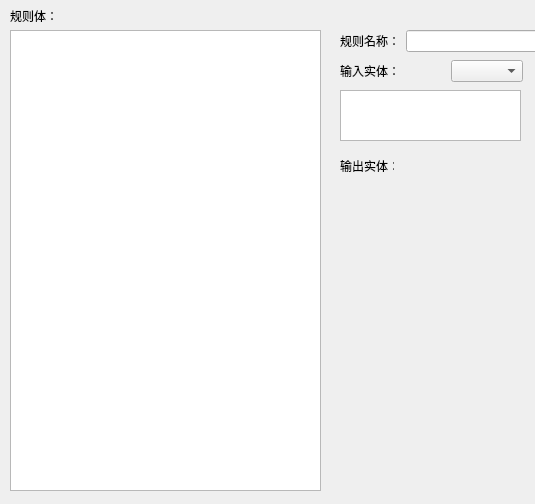
Qt form dialog/dialogrule/dialogruleedit.ui (wushuangabao/ClothingPatternDesignSystem) before a commit.
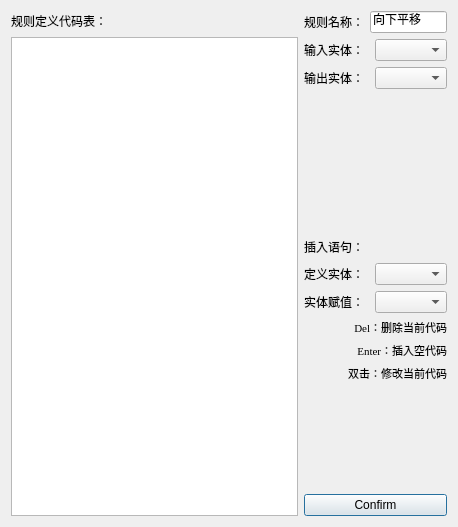
The same form after that commit.

Commit message: update: 参数定义进度40%

Patch:
```diff
--- a/dialog/dialogrule/dialogruleedit.ui
+++ b/dialog/dialogrule/dialogruleedit.ui
@@ -6,68 +6,72 @@
    <rect>
     <x>0</x>
     <y>0</y>
-    <width>535</width>
-    <height>504</height>
+    <width>458</width>
+    <height>527</height>
    </rect>
   </property>
   <property name="windowTitle">
    <string>制板规则编辑器</string>
   </property>
-  <widget class="QListView" name="listView">
-   <property name="geometry">
-    <rect>
-     <x>10</x>
-     <y>30</y>
-     <width>311</width>
-     <height>461</height>
-    </rect>
-   </property>
-  </widget>
+  <layout class="QHBoxLayout" name="layoutDialog" stretch="2,1">
+   <item>
+    <layout class="QVBoxLayout" name="verticalLayout_2">
+     <item>
+      <layout class="QHBoxLayout" name="horizontalLayout_7">
+       <item>
   <widget class="QLabel" name="label">
-   <property name="geometry">
-    <rect>
-     <x>10</x>
-     <y>10</y>
-     <width>54</width>
-     <height>12</height>
-    </rect>
-   </property>
    <property name="text">
-    <string>规则体：</string>
-   </property>
-  </widget>
-  <widget class="QLabel" name="label_4">
-   <property name="geometry">
-    <rect>
-     <x>340</x>
-     <y>160</y>
-     <width>54</width>
-     <height>12</height>
-    </rect>
-   </property>
+          <string>规则定义代码表：</string>
+         </property>
+        </widget>
+       </item>
+       <item>
+        <spacer name="horizontalSpacer_5">
+         <property name="orientation">
+          <enum>Qt::Horizontal</enum>
+         </property>
+         <property name="sizeHint" stdset="0">
+          <size>
+           <width>40</width>
+           <height>20</height>
+          </size>
+         </property>
+        </spacer>
+       </item>
+      </layout>
+     </item>
+     <item>
+      <widget class="QListView" name="listView"/>
+     </item>
+    </layout>
+   </item>
+   <item>
+    <layout class="QVBoxLayout" name="verticalLayout" stretch="1,1,1,8,1,1,1,0,0,0,6,1">
+     <item>
+      <layout class="QHBoxLayout" name="horizontalLayout_2">
+       <item>
+        <widget class="QLabel" name="label_2">
    <property name="text">
-    <string>输出实体：</string>
-   </property>
-  </widget>
-  <widget class="QTextEdit" name="textEdit">
-   <property name="geometry">
-    <rect>
-     <x>340</x>
-     <y>90</y>
-     <width>181</width>
-     <height>51</height>
-    </rect>
-   </property>
-  </widget>
-  <widget class="QWidget" name="">
-   <property name="geometry">
-    <rect>
-     <x>340</x>
-     <y>60</y>
-     <width>183</width>
-     <height>22</height>
-    </rect>
-   </property>
+          <string>规则名称：</string>
+         </property>
+        </widget>
+       </item>
+       <item>
+        <widget class="QLineEdit" name="lineEdit">
+         <property name="maximumSize">
+          <size>
+           <width>120</width>
+           <height>16777215</height>
+          </size>
+         </property>
+         <property name="text">
+          <string>向下平移</string>
+         </property>
+        </widget>
+       </item>
+      </layout>
+     </item>
+     <item>
    <layout class="QHBoxLayout" name="horizontalLayout">
     <item>
      <widget class="QLabel" name="label_3">
@@ -90,32 +94,202 @@
      </spacer>
     </item>
     <item>
-     <widget class="QComboBox" name="comboBox"/>
-    </item>
-   </layout>
-  </widget>
-  <widget class="QWidget" name="">
-   <property name="geometry">
-    <rect>
-     <x>340</x>
-     <y>30</y>
-     <width>201</width>
-     <height>22</height>
-    </rect>
-   </property>
-   <layout class="QHBoxLayout" name="horizontalLayout_2">
+        <widget class="QComboBox" name="comboBoxInput">
+         <property name="editable">
+          <bool>false</bool>
+         </property>
+        </widget>
+       </item>
+      </layout>
+     </item>
+     <item>
+      <layout class="QHBoxLayout" name="horizontalLayout_3">
+       <item>
+        <widget class="QLabel" name="label_4">
+         <property name="text">
+          <string>输出实体：</string>
+         </property>
+        </widget>
+       </item>
+       <item>
+        <widget class="QComboBox" name="comboBoxOutput">
+         <property name="editable">
+          <bool>false</bool>
+         </property>
+        </widget>
+       </item>
+      </layout>
+     </item>
     <item>
-     <widget class="QLabel" name="label_2">
+      <spacer name="verticalSpacer">
+       <property name="orientation">
+        <enum>Qt::Vertical</enum>
+       </property>
+       <property name="sizeHint" stdset="0">
+        <size>
+         <width>20</width>
+         <height>40</height>
+        </size>
+       </property>
+      </spacer>
+     </item>
+     <item>
+      <layout class="QHBoxLayout" name="horizontalLayout_5">
+       <item>
+        <widget class="QLabel" name="label_5">
       <property name="text">
-       <string>规则名称：</string>
+          <string>插入语句：</string>
       </property>
      </widget>
     </item>
     <item>
-     <widget class="QLineEdit" name="lineEdit"/>
-    </item>
-   </layout>
-  </widget>
+        <spacer name="horizontalSpacer_3">
+         <property name="orientation">
+          <enum>Qt::Horizontal</enum>
+         </property>
+         <property name="sizeHint" stdset="0">
+          <size>
+           <width>40</width>
+           <height>20</height>
+          </size>
+         </property>
+        </spacer>
+       </item>
+      </layout>
+     </item>
+     <item>
+      <layout class="QHBoxLayout" name="horizontalLayout_4">
+       <item>
+        <widget class="QLabel" name="label_6">
+         <property name="text">
+          <string>定义实体：</string>
+         </property>
+        </widget>
+       </item>
+       <item>
+        <spacer name="horizontalSpacer_2">
+         <property name="orientation">
+          <enum>Qt::Horizontal</enum>
+         </property>
+         <property name="sizeHint" stdset="0">
+          <size>
+           <width>37</width>
+           <height>17</height>
+          </size>
+         </property>
+        </spacer>
+       </item>
+       <item>
+        <widget class="QComboBox" name="comboBoxDefine">
+         <property name="editable">
+          <bool>false</bool>
+         </property>
+        </widget>
+       </item>
+      </layout>
+     </item>
+     <item>
+      <layout class="QHBoxLayout" name="horizontalLayout_6">
+       <item>
+        <widget class="QLabel" name="label_7">
+         <property name="text">
+          <string>实体赋值：</string>
+         </property>
+        </widget>
+       </item>
+       <item>
+        <spacer name="horizontalSpacer_4">
+         <property name="orientation">
+          <enum>Qt::Horizontal</enum>
+         </property>
+         <property name="sizeHint" stdset="0">
+          <size>
+           <width>34</width>
+           <height>14</height>
+          </size>
+         </property>
+        </spacer>
+       </item>
+       <item>
+        <widget class="QComboBox" name="comboBoxAssign">
+         <property name="editable">
+          <bool>false</bool>
+         </property>
+        </widget>
+       </item>
+      </layout>
+     </item>
+     <item>
+      <widget class="QLabel" name="label_8">
+       <property name="font">
+        <font>
+         <family>Times New Roman</family>
+         <pointsize>8</pointsize>
+        </font>
+       </property>
+       <property name="text">
+        <string>Del：删除当前代码</string>
+       </property>
+       <property name="alignment">
+        <set>Qt::AlignRight|Qt::AlignTrailing|Qt::AlignVCenter</set>
+       </property>
+      </widget>
+     </item>
+     <item>
+      <widget class="QLabel" name="label_9">
+       <property name="font">
+        <font>
+         <family>Times New Roman</family>
+         <pointsize>8</pointsize>
+        </font>
+       </property>
+       <property name="text">
+        <string>Enter：插入空代码</string>
+       </property>
+       <property name="alignment">
+        <set>Qt::AlignRight|Qt::AlignTrailing|Qt::AlignVCenter</set>
+       </property>
+      </widget>
+     </item>
+     <item>
+      <widget class="QLabel" name="label_10">
+       <property name="font">
+        <font>
+         <family>Times New Roman</family>
+         <pointsize>8</pointsize>
+        </font>
+       </property>
+       <property name="text">
+        <string>双击：修改当前代码</string>
+       </property>
+       <property name="alignment">
+        <set>Qt::AlignRight|Qt::AlignTrailing|Qt::AlignVCenter</set>
+       </property>
+      </widget>
+     </item>
+     <item>
+      <spacer name="verticalSpacer_2">
+       <property name="orientation">
+        <enum>Qt::Vertical</enum>
+       </property>
+       <property name="sizeHint" stdset="0">
+        <size>
+         <width>20</width>
+         <height>40</height>
+        </size>
+       </property>
+      </spacer>
+     </item>
+     <item>
+      <widget class="QPushButton" name="pushButton">
+       <property name="text">
+        <string>Confirm</string>
+       </property>
+      </widget>
+     </item>
+    </layout>
+   </item>
+  </layout>
  </widget>
  <resources/>
  <connections/>
```
Lines whose indentation alone changed are shown as unchanged. The commit also changes 10 other files.
